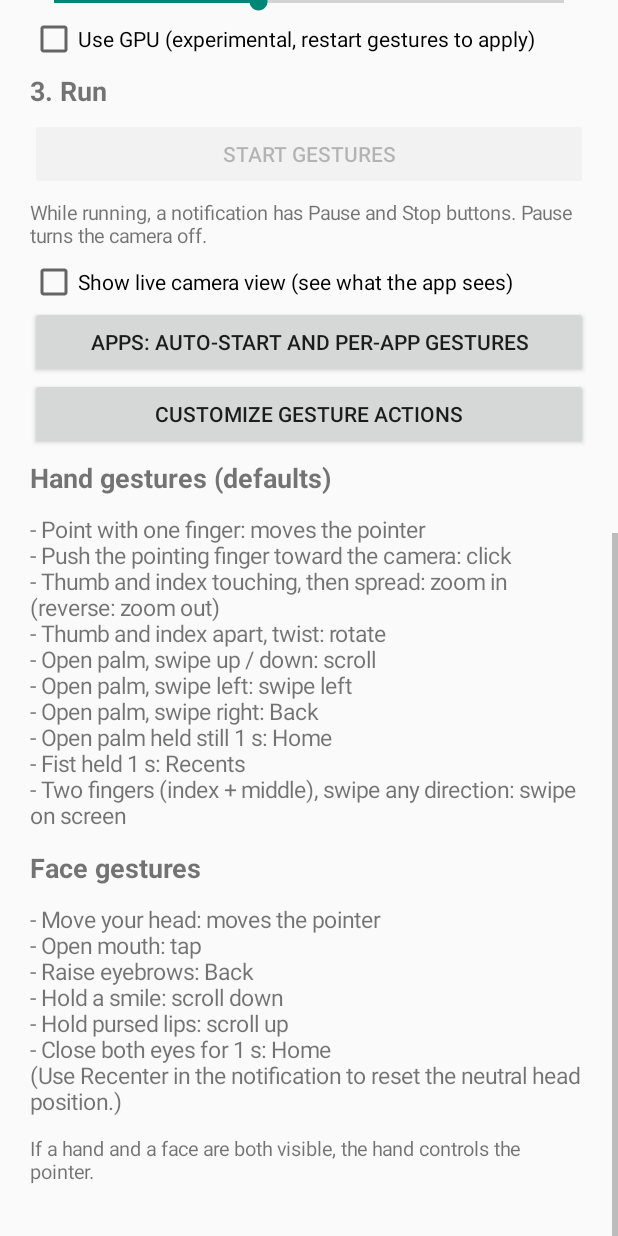
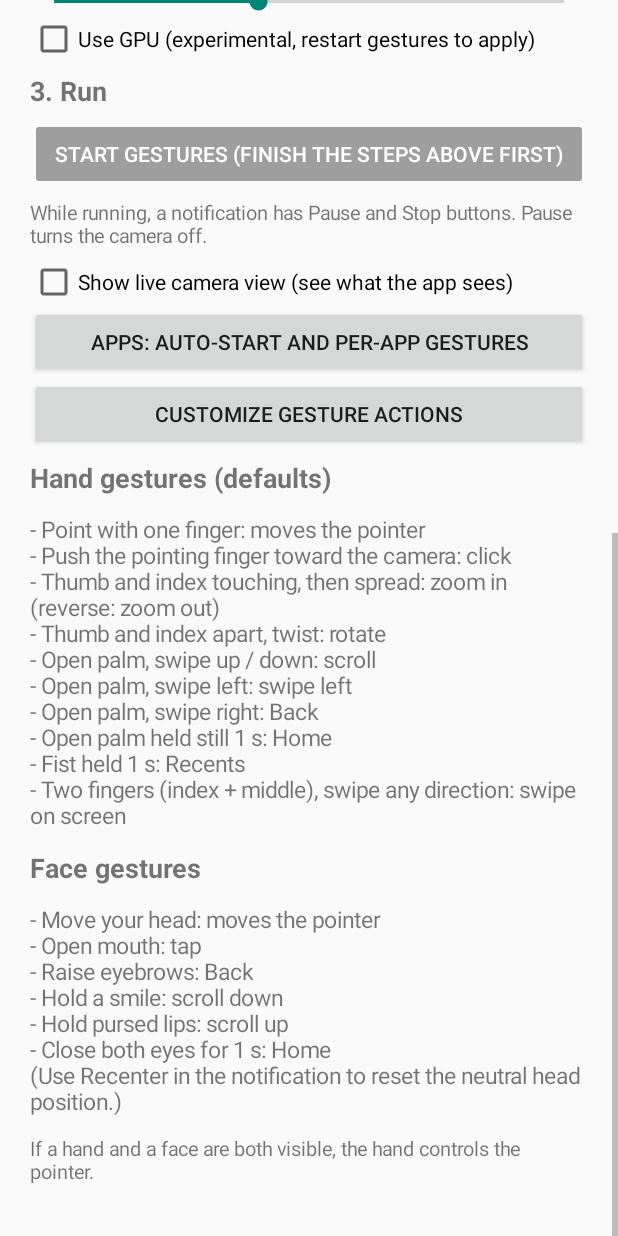
Before and after one commit to di-dk/NoTouch, an Android app: the screen it shows after launch (MainActivity), scrolled down 625 dp, on a phone screen of 412 x 824 dp. Run offline under Robolectric (Android 15) with nearby library versions, the phone set to English and light mode, and no system bars; libraries missing offline, so code that uses them is left out: androidx.camera.core, androidx.camera.lifecycle, com.google.mediapipe.framework, com.google.mediapipe.tasks.

Commit message:
Color setup buttons by state and show when the accessibility service is not running

```diff
--- a/app/src/main/java/dev/notouch/app/MainActivity.kt
+++ b/app/src/main/java/dev/notouch/app/MainActivity.kt
@@ -5,6 +5,7 @@ import android.app.Activity
 import android.content.ComponentName
 import android.content.Intent
 import android.content.pm.PackageManager
+import android.content.res.ColorStateList
 import android.graphics.Canvas
 import android.graphics.Color
 import android.graphics.Paint
@@ -45,9 +46,11 @@ class MainActivity : Activity() {
     private lateinit var liveView: LiveView
     private lateinit var liveCheck: CheckBox
     private val ui = Handler(Looper.getMainLooper())
+    private var ticks = 0
     private val tick = object : Runnable {
         override fun run() {
             if (liveView.visibility == View.VISIBLE) liveView.invalidate()
+            if (++ticks % 12 == 0) refresh() // about once a second: picks up the services starting or dying
             ui.postDelayed(this, 80)
         }
     }
@@ -85,18 +88,47 @@ class MainActivity : Activity() {
         return enabled?.split(':')?.any { it.equals(me, ignoreCase = true) } == true
     }
 
+    private fun tint(button: Button, color: Int) {
+        button.backgroundTintList = ColorStateList.valueOf(color)
+        button.setTextColor(Color.WHITE)
+    }
+
     private fun refresh() {
         val cam = hasCamera()
         cameraStatus.text = if (cam) "Camera permission: granted" else "Camera permission: needed"
+        cameraStatus.setTextColor(if (cam) GREEN else RED)
         cameraButton.visibility = if (cam) View.GONE else View.VISIBLE
+        tint(cameraButton, AMBER)
 
-        val a11y = a11yEnabled()
-        a11yStatus.text = if (a11y) "Accessibility service: on" else "Accessibility service: off (needed to tap and swipe for you)"
-        a11yButton.text = if (a11y) "Accessibility settings" else "Turn on in accessibility settings"
+        val a11y = SetupState.a11y(a11yEnabled(), NoTouchAccessibilityService.instance != null)
+        when (a11y) {
+            A11yState.ON -> {
+                a11yStatus.text = "Accessibility service: on and connected"
+                a11yButton.text = "Accessibility settings"
+                tint(a11yButton, GREEN)
+            }
+            A11yState.STALLED -> {
+                a11yStatus.text = "Accessibility service: switched on but not running (Android stopped it). " +
+                    "Turn it off and on again. If this keeps happening, set NoTouch to \"No restrictions\" under battery settings."
+                a11yButton.text = "Turn off and on again"
+                tint(a11yButton, AMBER)
+            }
+            A11yState.OFF -> {
+                a11yStatus.text = "Accessibility service: off (needed to tap and swipe for you)"
+                a11yButton.text = "Turn on in accessibility settings"
+                tint(a11yButton, RED)
+            }
+        }
+        a11yStatus.setTextColor(when (a11y) { A11yState.ON -> GREEN; A11yState.STALLED -> AMBER; A11yState.OFF -> RED })
 
-        val running = CameraGestureService.running
-        toggleButton.text = if (running) "Stop gestures" else "Start gestures"
-        toggleButton.isEnabled = cam && a11y
+        val run = SetupState.run(cam, a11y, CameraGestureService.running)
+        toggleButton.text = when (run) {
+            RunState.RUNNING -> "Stop gestures"
+            RunState.READY -> "Start gestures"
+            RunState.BLOCKED -> "Start gestures (finish the steps above first)"
+        }
+        toggleButton.isEnabled = run != RunState.BLOCKED
+        tint(toggleButton, when (run) { RunState.RUNNING -> RED; RunState.READY -> GREEN; RunState.BLOCKED -> GREY })
     }
 
     // ---- ui ---------------------------------------------------------------------------
@@ -257,6 +289,13 @@ class MainActivity : Activity() {
             addView(col)
         }
     }
+
+    private companion object {
+        const val GREEN = 0xFF2E7D32.toInt()
+        const val RED = 0xFFC62828.toInt()
+        const val AMBER = 0xFFEF6C00.toInt()
+        const val GREY = 0xFF9E9E9E.toInt()
+    }
 }
 
 
--- /dev/null
+++ b/app/src/main/java/dev/notouch/app/SetupState.kt
@@ -0,0 +1,20 @@
+package dev.notouch.app
+
+enum class A11yState { OFF, STALLED, ON }
+
+enum class RunState { BLOCKED, READY, RUNNING }
+
+object SetupState {
+    /** STALLED: switched on in Settings but Android is not running it (killed or crashed); toggling it fixes that. */
+    fun a11y(enabledInSettings: Boolean, connected: Boolean) = when {
+        !enabledInSettings -> A11yState.OFF
+        !connected -> A11yState.STALLED
+        else -> A11yState.ON
+    }
+
+    fun run(cameraGranted: Boolean, a11y: A11yState, running: Boolean) = when {
+        running -> RunState.RUNNING
+        cameraGranted && a11y == A11yState.ON -> RunState.READY
+        else -> RunState.BLOCKED
+    }
+}
```
Also changed, not shown: 1 other file.
